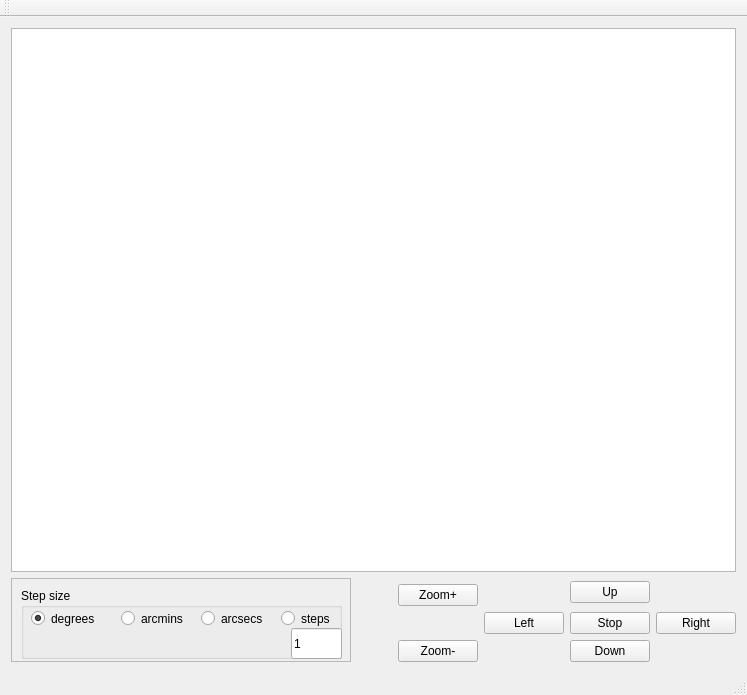
Qt form gui/pointer/mainwindow.ui (spectro-pointer/pointer-mauro) before a commit.
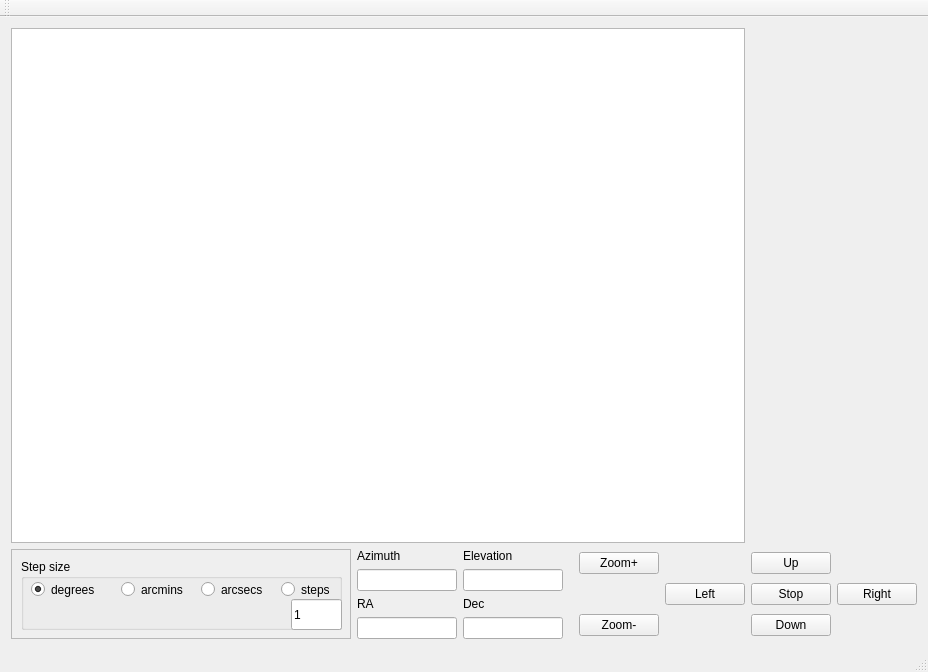
The same form after that commit.

What changed in the file:
```diff
--- a/gui/pointer/mainwindow.ui
+++ b/gui/pointer/mainwindow.ui
@@ -6,61 +6,22 @@
    <rect>
     <x>0</x>
     <y>0</y>
-    <width>747</width>
-    <height>695</height>
+    <width>928</width>
+    <height>672</height>
    </rect>
   </property>
+  <property name="sizePolicy">
+   <sizepolicy hsizetype="Fixed" vsizetype="Fixed">
+    <horstretch>0</horstretch>
+    <verstretch>0</verstretch>
+   </sizepolicy>
+  </property>
   <property name="windowTitle">
    <string>Pointer Gui</string>
   </property>
   <widget class="QWidget" name="centralWidget">
    <layout class="QGridLayout" name="gridLayout">
-    <item row="3" column="4">
-     <widget class="QPushButton" name="pushButtonLeft">
-      <property name="sizePolicy">
-       <sizepolicy hsizetype="Fixed" vsizetype="Fixed">
-        <horstretch>0</horstretch>
-        <verstretch>0</verstretch>
-       </sizepolicy>
-      </property>
-      <property name="maximumSize">
-       <size>
-        <width>90</width>
-        <height>16777215</height>
-       </size>
-      </property>
-      <property name="text">
-       <string>Left</string>
-      </property>
-     </widget>
-    </item>
-    <item row="3" column="5">
-     <widget class="QPushButton" name="pushButtonAbort">
-      <property name="sizePolicy">
-       <sizepolicy hsizetype="Fixed" vsizetype="Fixed">
-        <horstretch>0</horstretch>
-        <verstretch>0</verstretch>
-       </sizepolicy>
-      </property>
-      <property name="maximumSize">
-       <size>
-        <width>90</width>
-        <height>16777215</height>
-       </size>
-      </property>
-      <property name="text">
-       <string>Stop</string>
-      </property>
-     </widget>
-    </item>
-    <item row="4" column="3">
-     <widget class="QPushButton" name="pushButtonZoomOut">
-      <property name="text">
-       <string>Zoom-</string>
-      </property>
-     </widget>
-    </item>
-    <item row="0" column="0" colspan="7">
+    <item row="0" column="0" colspan="6">
      <widget class="QGraphicsView" name="graphicsView">
       <property name="minimumSize">
        <size>
@@ -82,51 +43,7 @@
       </property>
      </widget>
     </item>
-    <item row="1" column="5" rowspan="2">
-     <widget class="QPushButton" name="pushButtonUp">
-      <property name="sizePolicy">
-       <sizepolicy hsizetype="Fixed" vsizetype="Fixed">
-        <horstretch>0</horstretch>
-        <verstretch>0</verstretch>
-       </sizepolicy>
-      </property>
-      <property name="minimumSize">
-       <size>
-        <width>30</width>
-        <height>0</height>
-       </size>
-      </property>
-      <property name="maximumSize">
-       <size>
-        <width>90</width>
-        <height>16777215</height>
-       </size>
-      </property>
-      <property name="text">
-       <string>Up</string>
-      </property>
-     </widget>
-    </item>
-    <item row="4" column="5">
-     <widget class="QPushButton" name="pushButtonDown">
-      <property name="sizePolicy">
-       <sizepolicy hsizetype="Fixed" vsizetype="Fixed">
-        <horstretch>0</horstretch>
-        <verstretch>0</verstretch>
-       </sizepolicy>
-      </property>
-      <property name="maximumSize">
-       <size>
-        <width>90</width>
-        <height>16777215</height>
-       </size>
-      </property>
-      <property name="text">
-       <string>Down</string>
-      </property>
-     </widget>
-    </item>
-    <item row="1" column="0" rowspan="4">
+    <item row="1" column="0" rowspan="6">
      <widget class="QFrame" name="frame">
       <property name="sizePolicy">
        <sizepolicy hsizetype="Preferred" vsizetype="Preferred">
@@ -268,33 +185,97 @@
       </widget>
      </widget>
     </item>
-    <item row="3" column="6">
-     <widget class="QPushButton" name="pushButtonRight">
-      <property name="sizePolicy">
-       <sizepolicy hsizetype="Fixed" vsizetype="Fixed">
-        <horstretch>0</horstretch>
-        <verstretch>0</verstretch>
-       </sizepolicy>
+    <item row="1" column="1">
+     <widget class="QLabel" name="label">
+      <property name="text">
+       <string>Azimuth</string>
       </property>
-      <property name="maximumSize">
-       <size>
-        <width>90</width>
-        <height>16777215</height>
-       </size>
-      </property>
+     </widget>
+    </item>
+    <item row="1" column="2">
+     <widget class="QLabel" name="label_2">
       <property name="text">
-       <string>Right</string>
+       <string>Elevation</string>
       </property>
      </widget>
     </item>
-    <item row="2" column="3">
+    <item row="1" column="4" rowspan="2">
      <widget class="QPushButton" name="pushButtonZoomIn">
       <property name="text">
        <string>Zoom+</string>
       </property>
      </widget>
     </item>
-    <item row="2" column="2">
+    <item row="1" column="6" rowspan="2">
+     <widget class="QPushButton" name="pushButtonUp">
+      <property name="sizePolicy">
+       <sizepolicy hsizetype="Fixed" vsizetype="Fixed">
+        <horstretch>0</horstretch>
+        <verstretch>0</verstretch>
+       </sizepolicy>
+      </property>
+      <property name="minimumSize">
+       <size>
+        <width>30</width>
+        <height>0</height>
+       </size>
+      </property>
+      <property name="maximumSize">
+       <size>
+        <width>90</width>
+        <height>16777215</height>
+       </size>
+      </property>
+      <property name="text">
+       <string>Up</string>
+      </property>
+     </widget>
+    </item>
+    <item row="2" column="1" rowspan="2">
+     <widget class="QLineEdit" name="lineEditAz">
+      <property name="sizePolicy">
+       <sizepolicy hsizetype="Fixed" vsizetype="Fixed">
+        <horstretch>0</horstretch>
+        <verstretch>0</verstretch>
+       </sizepolicy>
+      </property>
+      <property name="maximumSize">
+       <size>
+        <width>100</width>
+        <height>16777215</height>
+       </size>
+      </property>
+      <property name="maxLength">
+       <number>11</number>
+      </property>
+      <property name="readOnly">
+       <bool>true</bool>
+      </property>
+     </widget>
+    </item>
+    <item row="2" column="2" rowspan="2">
+     <widget class="QLineEdit" name="lineEditEl">
+      <property name="sizePolicy">
+       <sizepolicy hsizetype="Fixed" vsizetype="Fixed">
+        <horstretch>0</horstretch>
+        <verstretch>0</verstretch>
+       </sizepolicy>
+      </property>
+      <property name="maximumSize">
+       <size>
+        <width>100</width>
+        <height>16777215</height>
+       </size>
+      </property>
+      <property name="maxLength">
+       <number>11</number>
+      </property>
+      <property name="readOnly">
+       <bool>true</bool>
+      </property>
+     </widget>
+    </item>
+    <item row="3" column="3" rowspan="2">
      <spacer name="horizontalSpacer">
       <property name="orientation">
        <enum>Qt::Horizontal</enum>
@@ -307,6 +288,147 @@
       </property>
      </spacer>
     </item>
+    <item row="3" column="5" rowspan="2">
+     <widget class="QPushButton" name="pushButtonLeft">
+      <property name="sizePolicy">
+       <sizepolicy hsizetype="Fixed" vsizetype="Fixed">
+        <horstretch>0</horstretch>
+        <verstretch>0</verstretch>
+       </sizepolicy>
+      </property>
+      <property name="maximumSize">
+       <size>
+        <width>90</width>
+        <height>16777215</height>
+       </size>
+      </property>
+      <property name="text">
+       <string>Left</string>
+      </property>
+     </widget>
+    </item>
+    <item row="3" column="6" rowspan="2">
+     <widget class="QPushButton" name="pushButtonAbort">
+      <property name="sizePolicy">
+       <sizepolicy hsizetype="Fixed" vsizetype="Fixed">
+        <horstretch>0</horstretch>
+        <verstretch>0</verstretch>
+       </sizepolicy>
+      </property>
+      <property name="maximumSize">
+       <size>
+        <width>90</width>
+        <height>16777215</height>
+       </size>
+      </property>
+      <property name="text">
+       <string>Stop</string>
+      </property>
+     </widget>
+    </item>
+    <item row="3" column="7" rowspan="2">
+     <widget class="QPushButton" name="pushButtonRight">
+      <property name="sizePolicy">
+       <sizepolicy hsizetype="Fixed" vsizetype="Fixed">
+        <horstretch>0</horstretch>
+        <verstretch>0</verstretch>
+       </sizepolicy>
+      </property>
+      <property name="maximumSize">
+       <size>
+        <width>90</width>
+        <height>16777215</height>
+       </size>
+      </property>
+      <property name="text">
+       <string>Right</string>
+      </property>
+     </widget>
+    </item>
+    <item row="4" column="1" rowspan="2">
+     <widget class="QLabel" name="label_4">
+      <property name="text">
+       <string>RA</string>
+      </property>
+     </widget>
+    </item>
+    <item row="4" column="2" rowspan="2">
+     <widget class="QLabel" name="label_3">
+      <property name="text">
+       <string>Dec</string>
+      </property>
+     </widget>
+    </item>
+    <item row="5" column="4" rowspan="2">
+     <widget class="QPushButton" name="pushButtonZoomOut">
+      <property name="text">
+       <string>Zoom-</string>
+      </property>
+     </widget>
+    </item>
+    <item row="5" column="6" rowspan="2">
+     <widget class="QPushButton" name="pushButtonDown">
+      <property name="sizePolicy">
+       <sizepolicy hsizetype="Fixed" vsizetype="Fixed">
+        <horstretch>0</horstretch>
+        <verstretch>0</verstretch>
+       </sizepolicy>
+      </property>
+      <property name="maximumSize">
+       <size>
+        <width>90</width>
+        <height>16777215</height>
+       </size>
+      </property>
+      <property name="text">
+       <string>Down</string>
+      </property>
+     </widget>
+    </item>
+    <item row="6" column="1">
+     <widget class="QLineEdit" name="lineEditRA">
+      <property name="sizePolicy">
+       <sizepolicy hsizetype="Fixed" vsizetype="Fixed">
+        <horstretch>0</horstretch>
+        <verstretch>0</verstretch>
+       </sizepolicy>
+      </property>
+      <property name="maximumSize">
+       <size>
+        <width>100</width>
+        <height>16777215</height>
+       </size>
+      </property>
+      <property name="maxLength">
+       <number>11</number>
+      </property>
+      <property name="readOnly">
+       <bool>true</bool>
+      </property>
+     </widget>
+    </item>
+    <item row="6" column="2">
+     <widget class="QLineEdit" name="lineEditDec">
+      <property name="sizePolicy">
+       <sizepolicy hsizetype="Fixed" vsizetype="Fixed">
+        <horstretch>0</horstretch>
+        <verstretch>0</verstretch>
+       </sizepolicy>
+      </property>
+      <property name="maximumSize">
+       <size>
+        <width>100</width>
+        <height>16777215</height>
+       </size>
+      </property>
+      <property name="maxLength">
+       <number>11</number>
+      </property>
+      <property name="readOnly">
+       <bool>true</bool>
+      </property>
+     </widget>
+    </item>
    </layout>
   </widget>
   <widget class="QMenuBar" name="menuBar">
```
Left out of the diff: 2 changed lines with no effect on the pictures.
